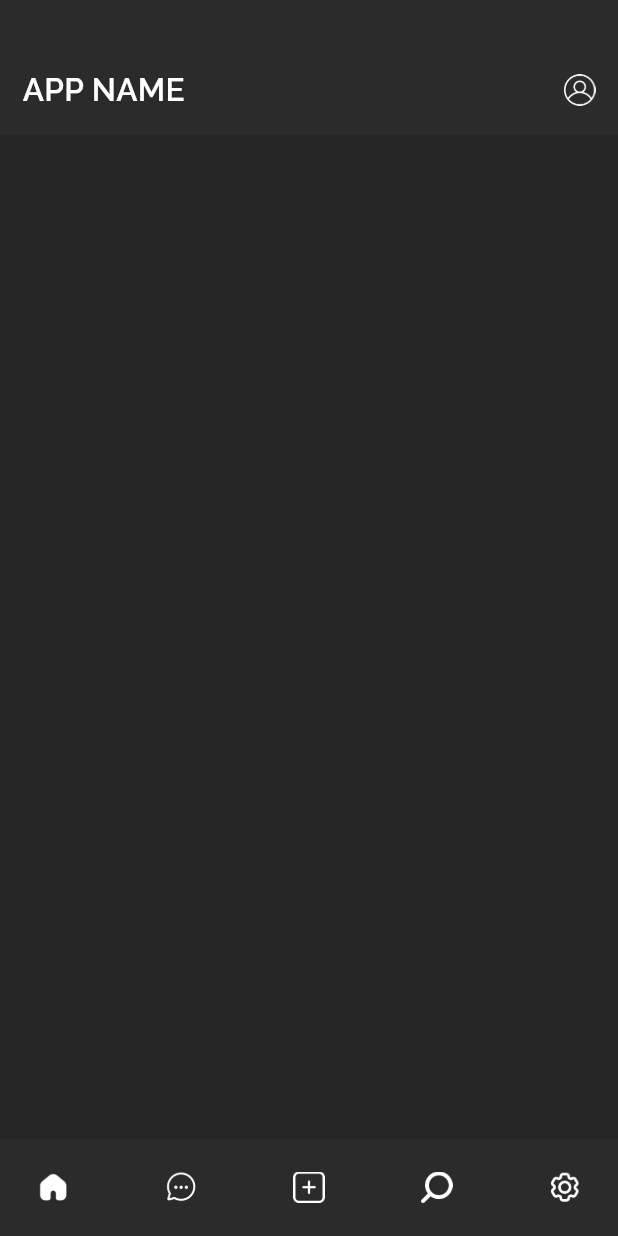
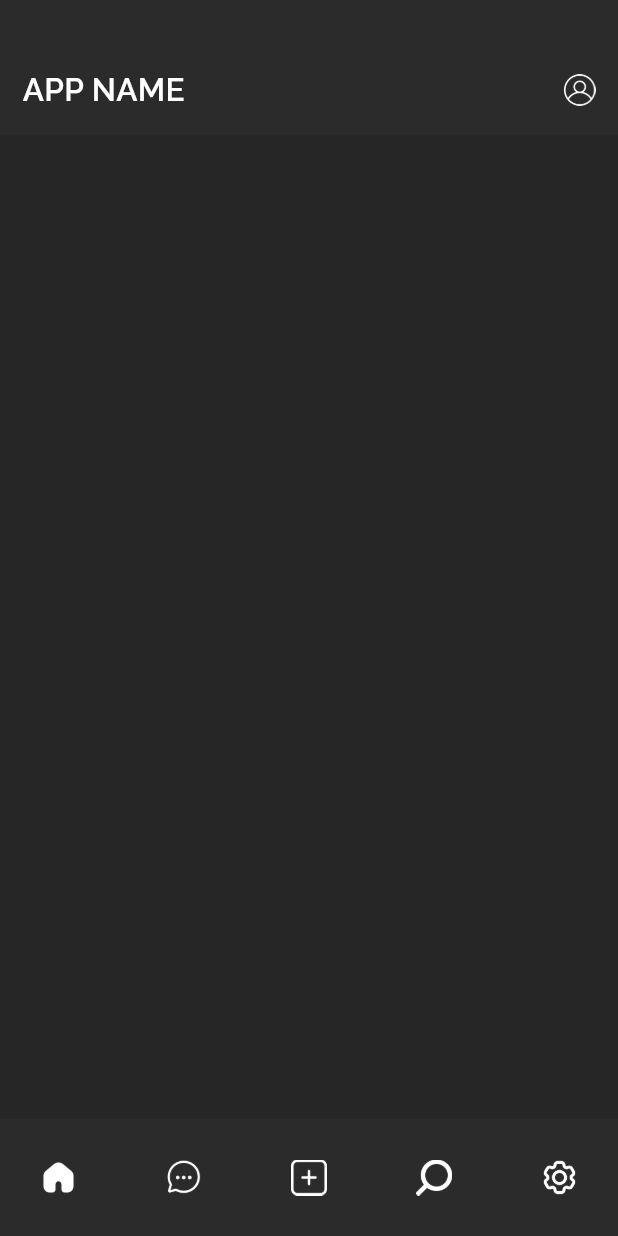
Before and after one commit to Raj481/Social-App, a Flutter app: the screen it shows after launch, on a phone screen of 412 x 824 dp. Run offline on Flutter 3.47's test engine with Material 3 defaults, Android fonts, the phone set to English and light mode, and no system bars; our stand-ins replace bloc, flutter_bloc.

Commit message:
Initial setup fonts setup images setup

```diff
--- a/lib/views/home/home_bottom_app_bar_view.dart
+++ b/lib/views/home/home_bottom_app_bar_view.dart
@@ -14,7 +14,7 @@ class HomeBottomAppBarView extends StatelessWidget {
         minHeight: 65
       ),
       padding: const EdgeInsets.only(
-          left: 25, right: 25,
+          left: 15, right: 15,
           top: 15, bottom: 15
       ),
       decoration: BoxDecoration(
@@ -25,47 +25,67 @@ class HomeBottomAppBarView extends StatelessWidget {
         children: [
           InkWell(
             onTap: (){},
+            borderRadius: BorderRadius.circular(15),
+            child: Padding(
+              padding: const EdgeInsets.all(12.0),
               child: Image(
                 image: AssetImage(
                     ImageRes.icHomeWhite
                 ),
-              height: 21,
+                height: 24,
+              ),
             ),
           ),
           InkWell(
             onTap: (){},
+            borderRadius: BorderRadius.circular(15),
+            child: Padding(
+              padding: const EdgeInsets.all(12.0),
               child: Image(
                 image: AssetImage(
                     ImageRes.icChatBubbleWhite
                 ),
-              height: 21,
+                height: 24,
+              ),
             ),
           ),
           InkWell(
             onTap: (){},
+            borderRadius: BorderRadius.circular(15),
+            child: Padding(
+              padding: const EdgeInsets.all(12.0),
               child: Image(
                 image: AssetImage(
                     ImageRes.icAddWhite
                 ),
-              height: 21,
+                height: 24,
+              ),
             ),
           ),
           InkWell(
             onTap: (){},
+            borderRadius: BorderRadius.circular(15),
+            child: Padding(
+              padding: const EdgeInsets.all(12.0),
               child: Image(
                 image: AssetImage(
                     ImageRes.icSearchWhite
                 ),
-              height: 21,
+                height: 24,
+              ),
             ),
           ),
           InkWell(
             onTap: (){},
+            borderRadius: BorderRadius.circular(15),
+            child: Padding(
+              padding: const EdgeInsets.all(12),
               child: Image(
                 image: AssetImage(
                     ImageRes.icSettingsWhite
                 ),
-              height: 21,
+                height: 24,
+              ),
             ),
           ),
         ],
```
Lines whose indentation alone changed are shown as unchanged.
